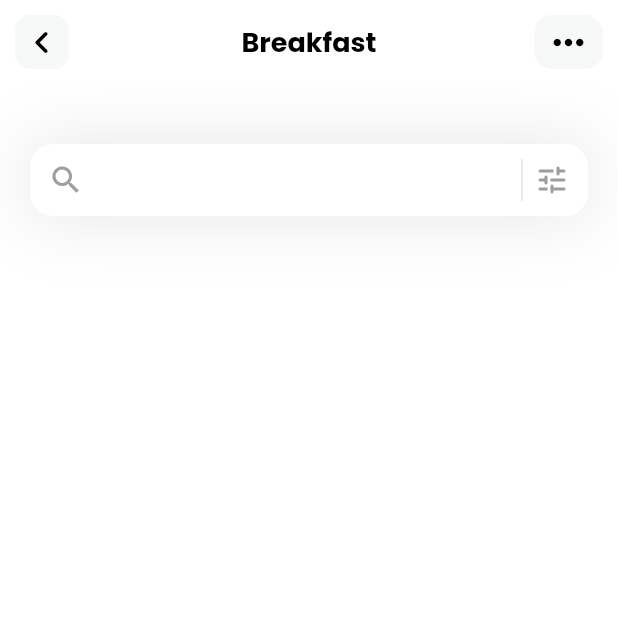
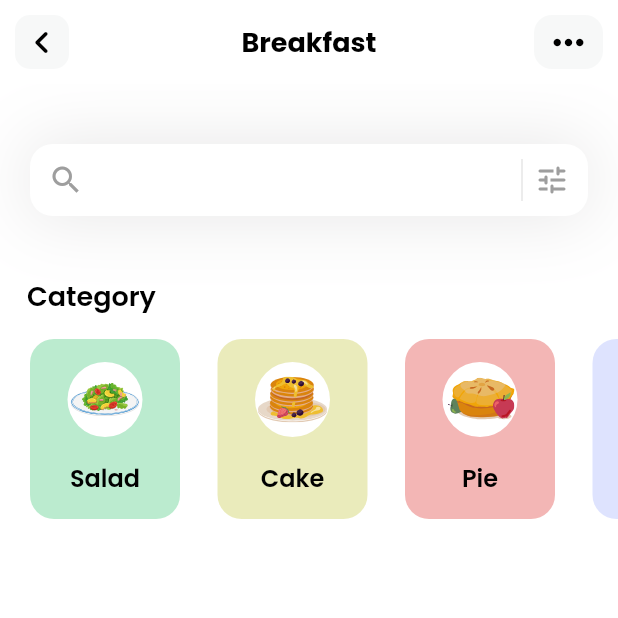
Before and after one commit to heitorgandolfi/fitness, a Flutter app: the screen it shows after launch, on a phone screen of 412 x 824 dp, the top half of it. Run offline on Flutter 3.47's test engine with Material 2 defaults, Android fonts, the phone set to English and light mode, and no system bars; our stand-ins replace flutter_svg.

Commit message:
feat: added category section

```diff
--- a/lib/main.dart
+++ b/lib/main.dart
@@ -14,7 +14,7 @@ class MyApp extends StatelessWidget {
     return MaterialApp(
       debugShowCheckedModeBanner: false,
       theme: ThemeData(fontFamily: 'Poppins'),
-      home: const HomeScreen(),
+      home: HomeScreen(),
     );
   }
 }
--- /dev/null
+++ b/lib/models/category_model.dart
@@ -0,0 +1,43 @@
+import 'package:flutter/material.dart';
+
+class CategoryModel {
+  String name;
+  String iconPath;
+  Color boxColor;
+
+  CategoryModel({
+    required this.name,
+    required this.iconPath,
+    required this.boxColor,
+  });
+
+  static List<CategoryModel> getCategories() {
+    List<CategoryModel> categories = [];
+
+    categories.add(CategoryModel(
+      name: "Salad",
+      iconPath: 'assets/plate.svg',
+      boxColor: const Color(0xff1EBE60),
+    ));
+
+    categories.add(CategoryModel(
+      name: "Cake",
+      iconPath: 'assets/pancakes.svg',
+      boxColor: const Color(0xffBBBE1E),
+    ));
+
+    categories.add(CategoryModel(
+      name: "Pie",
+      iconPath: 'assets/pie.svg',
+      boxColor: const Color(0xffD60E0A),
+    ));
+
+    categories.add(CategoryModel(
+      name: "Salad",
+      iconPath: 'assets/orange-snacks.svg',
+      boxColor: const Color(0xff92A3FD),
+    ));
+
+    return categories;
+  }
+}
--- a/lib/screens/home.dart
+++ b/lib/screens/home.dart
@@ -1,18 +1,100 @@
+import 'package:fitness/models/category_model.dart';
 import 'package:flutter/material.dart';
+import 'package:flutter_svg/flutter_svg.dart';
 
 class HomeScreen extends StatelessWidget {
-  const HomeScreen({super.key});
+  HomeScreen({super.key});
+
+  List<CategoryModel> categories = [];
+
+  void _getCategories() {
+    categories = CategoryModel.getCategories();
+  }
+
+  @override
+  void initState() {
+    _getCategories();
+  }
 
   @override
   Widget build(BuildContext context) {
+    initState();
     return Scaffold(
       appBar: appBar(),
       backgroundColor: Colors.white,
       body: Column(
+        crossAxisAlignment: CrossAxisAlignment.start,
         children: [
           _searchField(),
+          const SizedBox(height: 40),
+          _categoriesSection()
         ],
       ),
+    );
+  }
+
+  Column _categoriesSection() {
+    return Column(
+          crossAxisAlignment: CrossAxisAlignment.start,
+          children: [
+            const Padding(
+              padding: EdgeInsets.only(left: 18),
+              child: Text(
+                "Category",
+                style: TextStyle(
+                  fontSize: 18,
+                  fontWeight: FontWeight.w600,
+                  color: Colors.black,
+                ),
+              ),
+            ),
+            const SizedBox(height: 15),
+            SizedBox(
+              height: 120,
+              child: ListView.separated(
+                itemCount: categories.length,
+                scrollDirection: Axis.horizontal,
+                padding: const EdgeInsets.only(
+                  left: 20,
+                  right: 20,
+                ),
+                separatorBuilder: (context, index) {
+                  return const SizedBox(width: 25);
+                },
+                itemBuilder: (context, index) {
+                  return Container(
+                    width: 100,
+                    decoration: BoxDecoration(
+                        color: categories[index].boxColor.withOpacity(0.3),
+                        borderRadius: BorderRadius.circular(16)),
+                    child: Column(
+                      mainAxisAlignment: MainAxisAlignment.spaceEvenly,
+                      children: [
+                        Container(
+                          height: 50,
+                          width: 50,
+                          decoration: const BoxDecoration(
+                            color: Colors.white,
+                            shape: BoxShape.circle,
+                          ),
+                          padding: const EdgeInsets.all(2),
+                          child: SvgPicture.asset(categories[index].iconPath),
+                        ),
+                        Text(
+                          categories[index].name,
+                          style: const TextStyle(
+                            fontSize: 16,
+                            fontWeight: FontWeight.w600,
+                            color: Colors.black,
+                          ),
+                        )
+                      ],
+                    ),
+                  );
+                },
+              ),
+            ),
+          ],
         );
   }
 
```
Lines whose indentation alone changed are shown as unchanged.
